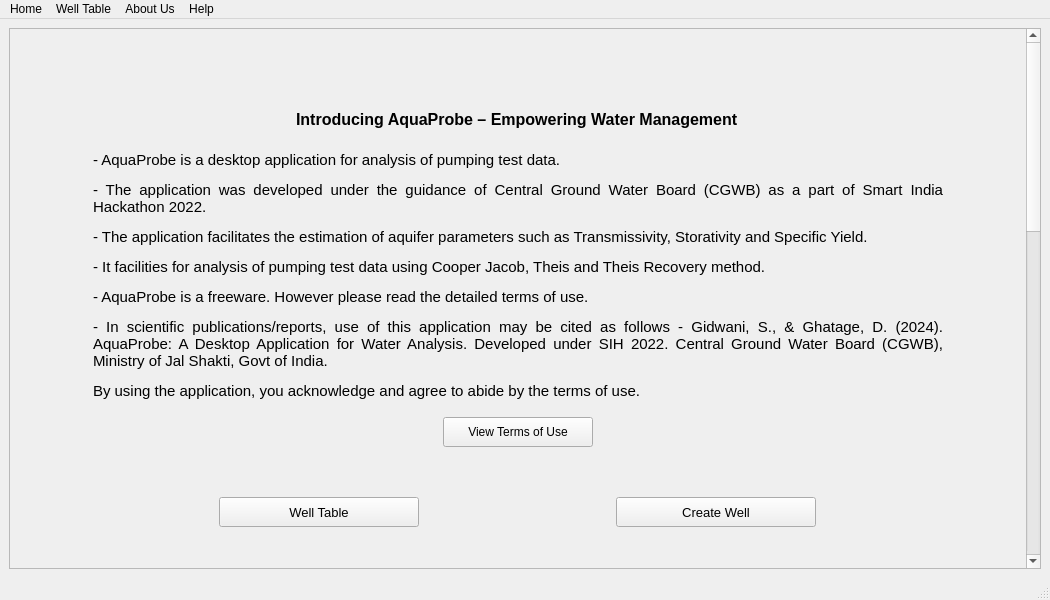
This is home_page.ui in dhairyashil-G/CGWB-Desktop-App as Qt 5 draws it before an edit. The edited form follows.
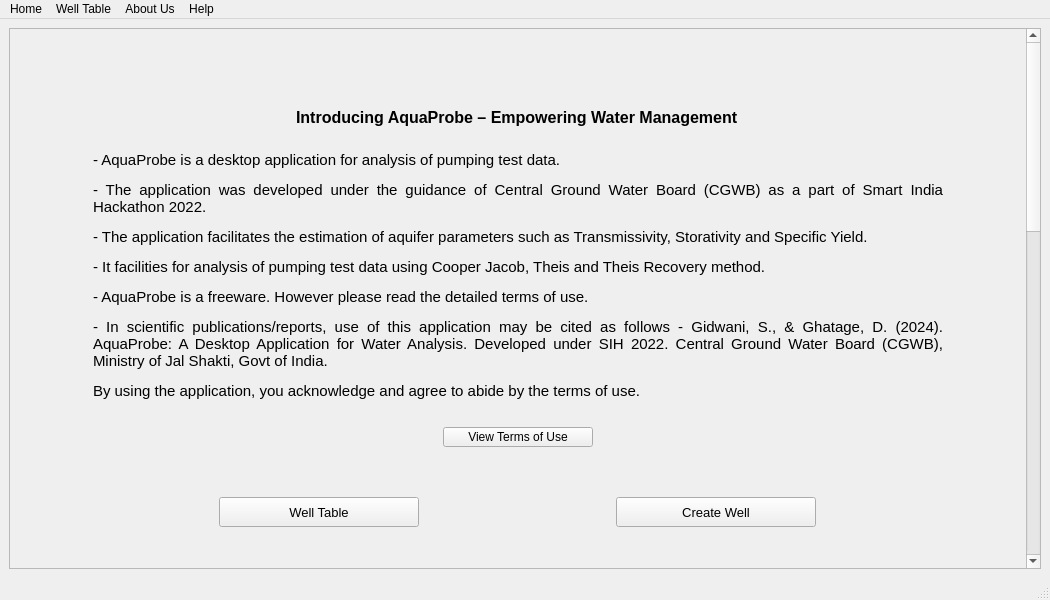
This is the edited form. Icons and pictures are not drawn.

```diff
--- a/home_page.ui
+++ b/home_page.ui
@@ -24,7 +24,7 @@
        <property name="geometry">
         <rect>
          <x>0</x>
-         <y>0</y>
+         <y>-314</y>
          <width>1013</width>
          <height>1762</height>
         </rect>
@@ -161,7 +161,7 @@
               </font>
              </property>
              <property name="styleSheet">
-              <string notr="true"/>
+              <string notr="true">margin-bottom: 5px;</string>
              </property>
              <property name="text">
               <string>&lt;html&gt;&lt;head/&gt;&lt;body&gt;&lt;p&gt;&lt;span style=&quot; font-size:12pt;&quot;&gt;Introducing AquaProbe – Empowering Water Management&lt;/span&gt;&lt;/p&gt;&lt;/body&gt;&lt;/html&gt;</string>
@@ -217,6 +217,9 @@
                <height>30</height>
               </size>
              </property>
+             <property name="styleSheet">
+              <string notr="true">margin-top: 10px;</string>
+             </property>
              <property name="text">
               <string>View Terms of Use</string>
              </property>
```
